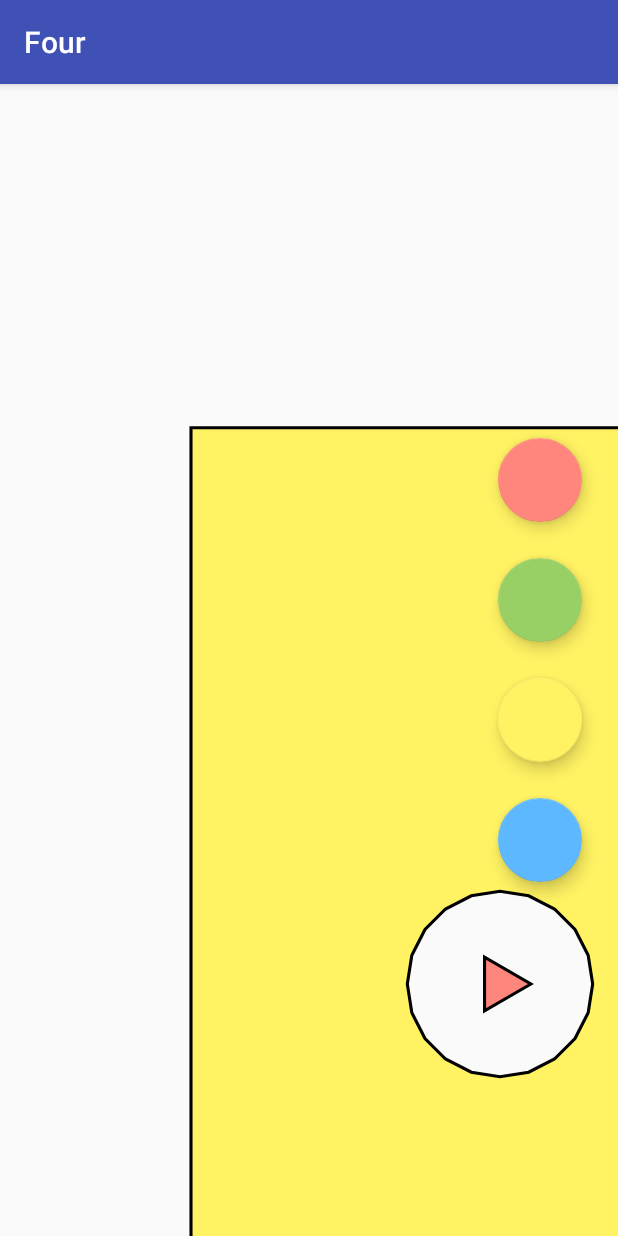
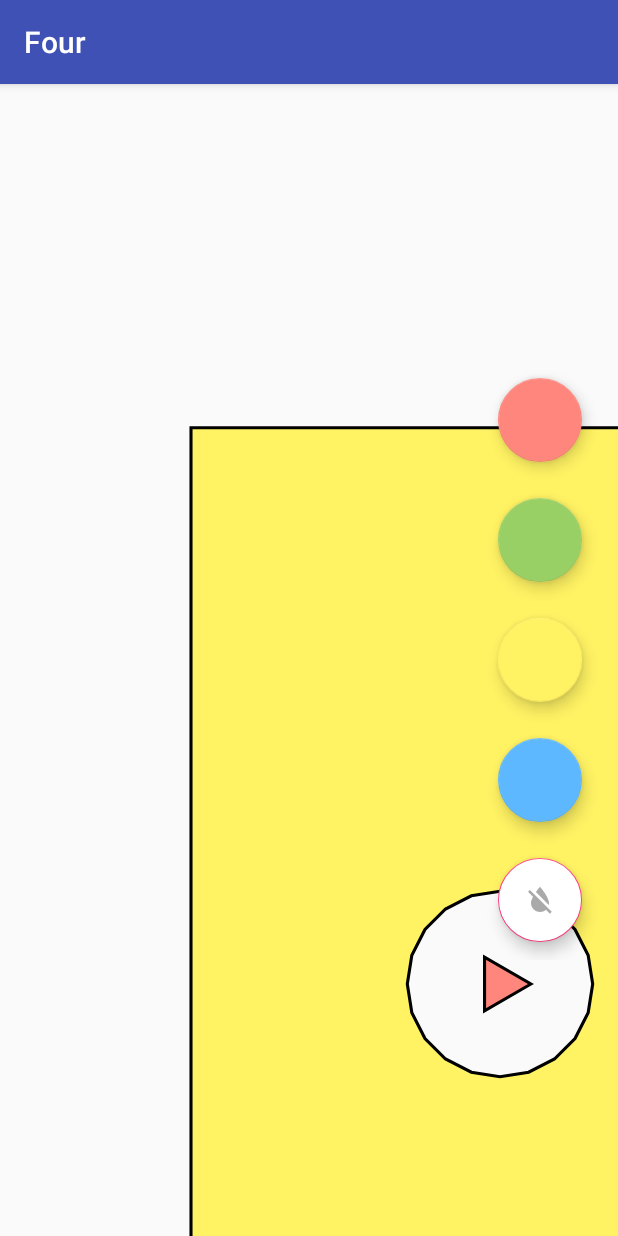
Before and after one commit to simonolander/four, an Android app: the screen it shows after launch (MainActivity), on a phone screen of 412 x 824 dp. Run offline under Robolectric (Android 15) with nearby library versions, the light colour scheme and no system bars.

Commit message:
Clear button

```diff
--- a/app/src/main/java/se/olander/android/four/LevelFragment.java
+++ b/app/src/main/java/se/olander/android/four/LevelFragment.java
@@ -17,6 +17,7 @@ public class LevelFragment extends Fragment {
     private FloatingActionButton colorButton2;
     private FloatingActionButton colorButton3;
     private FloatingActionButton colorButton4;
+    private FloatingActionButton colorClearButton;
 
     private int color1 = 0xffff867c;
     private int color2 = 0xff99d066;
@@ -69,6 +70,14 @@ public class LevelFragment extends Fragment {
         });
         colorButton4.setBackgroundTintList(ColorStateList.valueOf(color4));
 
+        colorClearButton = view.findViewById(R.id.clear_color);
+        colorClearButton.setOnClickListener(new View.OnClickListener() {
+            @Override
+            public void onClick(View view) {
+                painting.setSelectedRegionColor(null);
+            }
+        });
+
 
         return view;
     }
--- /dev/null
+++ b/app/src/main/res/drawable/ic_format_color_reset_black_24dp.xml
@@ -0,0 +1,9 @@
+<vector xmlns:android="http://schemas.android.com/apk/res/android"
+        android:width="24dp"
+        android:height="24dp"
+        android:viewportWidth="24.0"
+        android:viewportHeight="24.0">
+    <path
+        android:fillColor="#FF000000"
+        android:pathData="M18,14c0,-4 -6,-10.8 -6,-10.8s-1.33,1.51 -2.73,3.52l8.59,8.59c0.09,-0.42 0.14,-0.86 0.14,-1.31zM17.12,17.12L12.5,12.5 5.27,5.27 4,6.55l3.32,3.32C6.55,11.32 6,12.79 6,14c0,3.31 2.69,6 6,6 1.52,0 2.9,-0.57 3.96,-1.5l2.63,2.63 1.27,-1.27 -2.74,-2.74z"/>
+</vector>
--- a/app/src/main/res/layout/fragment_level.xml
+++ b/app/src/main/res/layout/fragment_level.xml
@@ -51,6 +51,18 @@
             android:layout_marginTop="12dp"
             android:layout_marginBottom="12dp"/>
 
+        <android.support.design.widget.FloatingActionButton
+            android:id="@+id/clear_color"
+            android:src="@drawable/ic_format_color_reset_black_24dp"
+            android:tint="@android:color/darker_gray"
+            android:backgroundTint="@android:color/background_light"
+            android:layout_width="wrap_content"
+            android:layout_height="wrap_content"
+            android:layout_marginLeft="24dp"
+            android:layout_marginRight="24dp"
+            android:layout_marginTop="12dp"
+            android:layout_marginBottom="12dp"/>
+
     </LinearLayout>
 
 
```
Also changed, not shown: app/src/main/res/drawable/ic_format_color_fill_black_24dp.xml (added, +13 -0 lines).
